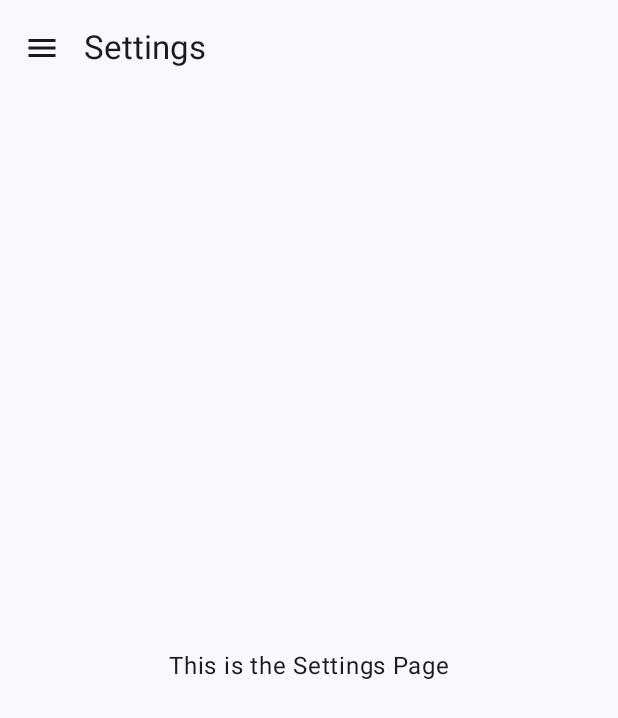
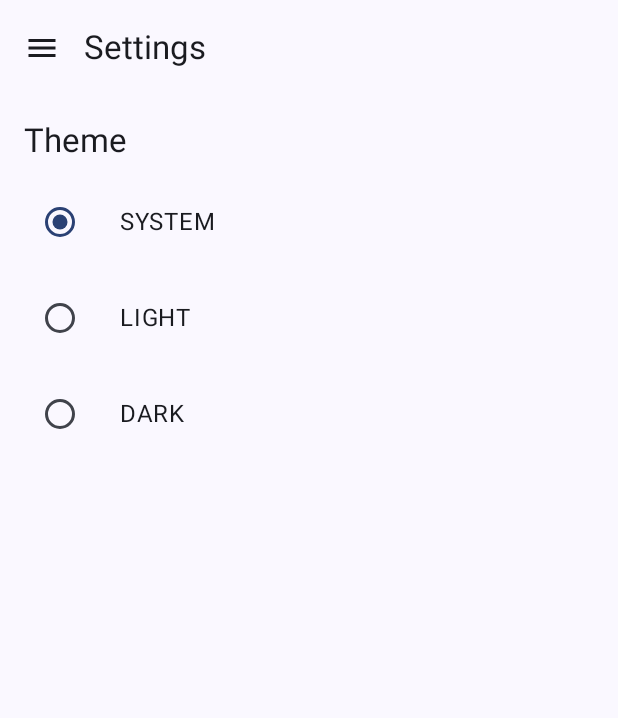
Before and after one commit to scamgi/tempo, an Android app built with Jetpack Compose: the SettingsScreen screen opened through its navigation route, on a phone screen of 412 x 824 dp. Shown: the top 718 px of the screen. Run offline under Robolectric (Android 15) with nearby library versions, the phone set to English and light mode, and no system bars.

Commit message:
feat: add toggle to choose between themes

```diff
--- a/frontend/tempo-kotlin/app/src/main/java/com/example/tempokotlin/MainActivity.kt
+++ b/frontend/tempo-kotlin/app/src/main/java/com/example/tempokotlin/MainActivity.kt
@@ -4,6 +4,7 @@ import android.os.Bundle
 import androidx.activity.ComponentActivity
 import androidx.activity.compose.setContent
 import androidx.activity.enableEdgeToEdge
+import androidx.compose.foundation.isSystemInDarkTheme
 import androidx.compose.foundation.layout.Box
 import androidx.compose.foundation.layout.fillMaxSize
 import androidx.compose.foundation.layout.padding
@@ -22,7 +23,10 @@ import androidx.compose.material3.TopAppBar
 import androidx.compose.material3.rememberDrawerState
 import androidx.compose.runtime.Composable
 import androidx.compose.runtime.getValue
+import androidx.compose.runtime.mutableStateOf
+import androidx.compose.runtime.remember
 import androidx.compose.runtime.rememberCoroutineScope
+import androidx.compose.runtime.setValue
 import androidx.compose.ui.Alignment
 import androidx.compose.ui.Modifier
 import androidx.compose.ui.tooling.preview.Preview
@@ -32,6 +36,7 @@ import androidx.navigation.compose.composable
 import androidx.navigation.compose.currentBackStackEntryAsState
 import androidx.navigation.compose.rememberNavController
 import com.example.tempokotlin.ui.theme.TempokotlinTheme
+import com.example.tempokotlin.ui.theme.ThemeSetting
 import kotlinx.coroutines.launch
 
 
@@ -47,7 +52,14 @@ class MainActivity : ComponentActivity() {
             val navBackStackEntry by navController.currentBackStackEntryAsState()
             val currentRoute = navBackStackEntry?.destination?.route
 
-            TempokotlinTheme {
+            var themeSetting by remember { mutableStateOf(ThemeSetting.SYSTEM) }
+            val useDarkTheme = when (themeSetting) {
+                ThemeSetting.LIGHT -> false
+                ThemeSetting.DARK -> true
+                ThemeSetting.SYSTEM -> isSystemInDarkTheme()
+            }
+
+            TempokotlinTheme(darkTheme = useDarkTheme) {
                 ModalNavigationDrawer(
                     drawerState = drawerState,
                     drawerContent = {
@@ -97,7 +109,10 @@ class MainActivity : ComponentActivity() {
                                 HomeScreen()
                             }
                             composable("settings") {
-                                SettingsScreen()
+                                SettingsScreen(
+                                    currentTheme = themeSetting,
+                                    onThemeChange = { newTheme -> themeSetting = newTheme }
+                                )
                             }
                         }
                     }
--- a/frontend/tempo-kotlin/app/src/main/java/com/example/tempokotlin/SettingsScreen.kt
+++ b/frontend/tempo-kotlin/app/src/main/java/com/example/tempokotlin/SettingsScreen.kt
@@ -1,21 +1,61 @@
 package com.example.tempokotlin
 
-import androidx.compose.foundation.layout.Box
-import androidx.compose.foundation.layout.fillMaxSize
+import androidx.compose.foundation.layout.Column
+import androidx.compose.foundation.layout.Row
+import androidx.compose.foundation.layout.Spacer
+import androidx.compose.foundation.layout.fillMaxWidth
+import androidx.compose.foundation.layout.height
+import androidx.compose.foundation.layout.padding
+import androidx.compose.foundation.selection.selectable
+import androidx.compose.material3.MaterialTheme
+import androidx.compose.material3.RadioButton
 import androidx.compose.material3.Text
 import androidx.compose.runtime.Composable
 import androidx.compose.ui.Alignment
 import androidx.compose.ui.Modifier
 import androidx.compose.ui.tooling.preview.Preview
+import androidx.compose.ui.unit.dp
 import com.example.tempokotlin.ui.theme.TempokotlinTheme
+import com.example.tempokotlin.ui.theme.ThemeSetting
+import java.util.Locale
 
 @Composable
-fun SettingsScreen(modifier: Modifier = Modifier) {
-    Box(
-        modifier = modifier.fillMaxSize(),
-        contentAlignment = Alignment.Center
-    ) {
-        Text(text = "This is the Settings Page")
+fun SettingsScreen(
+    currentTheme: ThemeSetting,
+    onThemeChange: (ThemeSetting) -> Unit,
+    modifier: Modifier = Modifier
+) {
+    val themes = ThemeSetting.values()
+
+    Column(modifier = modifier.padding(16.dp)) {
+        Text("Theme", style = MaterialTheme.typography.titleLarge)
+        Spacer(modifier = Modifier.height(8.dp))
+        themes.forEach { theme ->
+            Row(
+                Modifier
+                    .fillMaxWidth()
+                    .selectable(
+                        selected = (theme == currentTheme),
+                        onClick = { onThemeChange(theme) }
+                    )
+                    .padding(vertical = 8.dp),
+                verticalAlignment = Alignment.CenterVertically
+            ) {
+                RadioButton(
+                    selected = (theme == currentTheme),
+                    onClick = { onThemeChange(theme) }
+                )
+                Text(
+                    text = theme.name.replaceFirstChar {
+                        if (it.isLowerCase()) it.titlecase(
+                            Locale.getDefault()
+                        ) else it.toString()
+                    },
+                    style = MaterialTheme.typography.bodyLarge,
+                    modifier = Modifier.padding(start = 16.dp)
+                )
+            }
+        }
     }
 }
 
@@ -23,6 +63,9 @@ fun SettingsScreen(modifier: Modifier = Modifier) {
 @Composable
 fun SettingsScreenPreview() {
     TempokotlinTheme {
-        SettingsScreen()
+        SettingsScreen(
+            currentTheme = ThemeSetting.SYSTEM,
+            onThemeChange = {}
+        )
     }
 }
--- /dev/null
+++ b/frontend/tempo-kotlin/app/src/main/java/com/example/tempokotlin/ui/theme/ThemeSetting.kt
@@ -0,0 +1,7 @@
+package com.example.tempokotlin.ui.theme
+
+enum class ThemeSetting {
+    SYSTEM,
+    LIGHT,
+    DARK
+}
```
